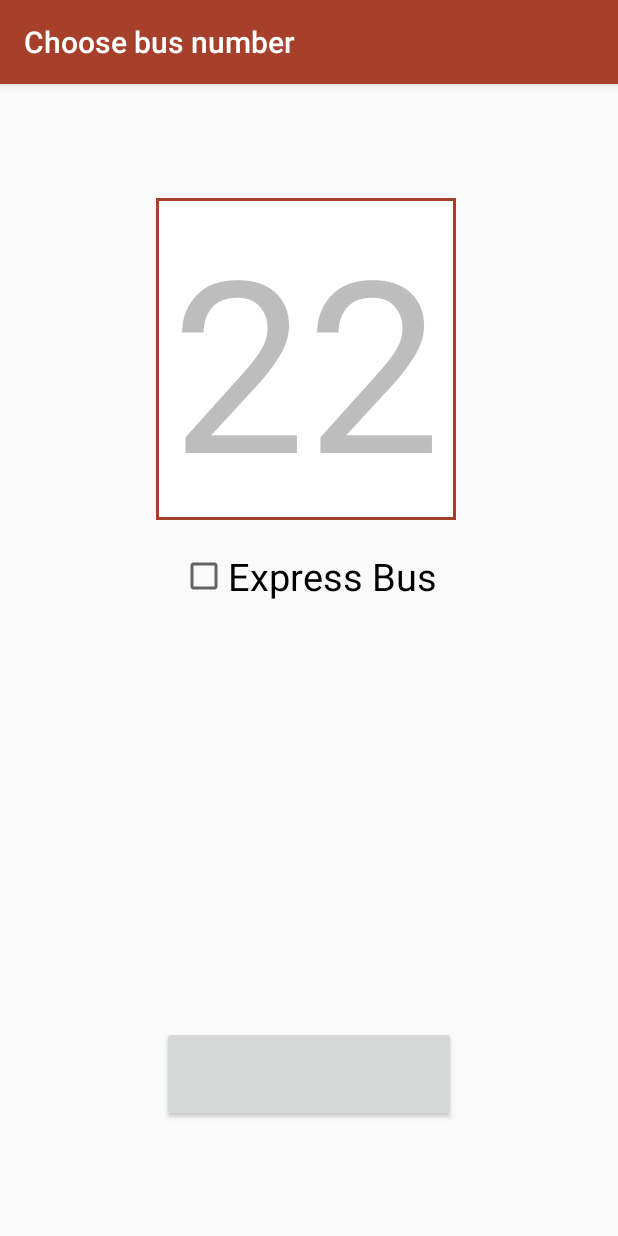
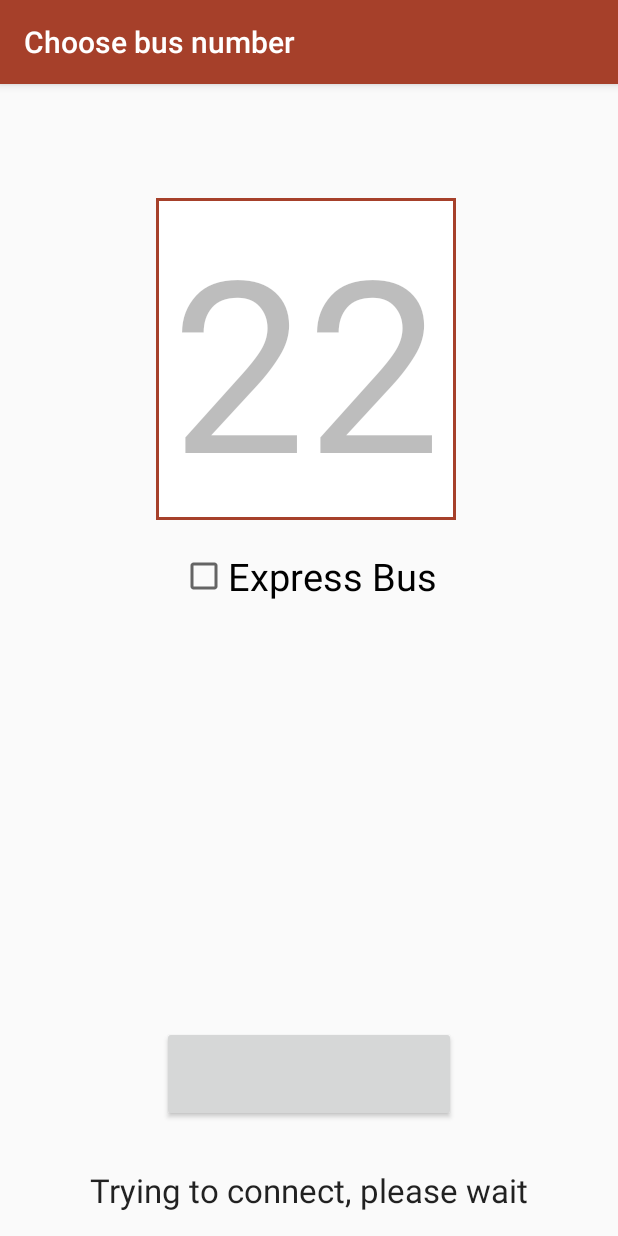
Before and after one commit to kuro-kuris/ec, an Android app: the screen it shows after launch (MainActivity), after a tap on "Confirm bus", on a phone screen of 412 x 824 dp. Run offline under Robolectric (Android 15) with nearby library versions, the light colour scheme and no system bars; libraries missing offline, so code that uses them is left out: com.dd, com.rey.material; plain views replace CheckBox, CircularProgressButton; 6 statements that could not run were skipped.

Commit message:
loads of small changes

```diff
--- a/EdiBus/app/src/main/java/com/example/edibus/JsonParser.java
+++ b/EdiBus/app/src/main/java/com/example/edibus/JsonParser.java
@@ -69,6 +69,7 @@ public class JsonParser extends ListActivity{
 
         public static void setList(List<Pair> aStopList){ stopList = aStopList;}
         public static List<Pair> getList() { return stopList;}
+        public static void setToNull() { stopList = null;}
     }
 
 }
--- a/EdiBus/app/src/main/java/com/example/edibus/Utils.java
+++ b/EdiBus/app/src/main/java/com/example/edibus/Utils.java
@@ -49,7 +49,7 @@ class Utils {
 
         builder.setMessage(message)
 
-                .setPositiveButton("OK",
+                .setPositiveButton("Settings",
                         new DialogInterface.OnClickListener() {
                             public void onClick(DialogInterface d, int id) {
                                 activity.startActivity(new Intent(action));
--- a/EdiBus/app/src/main/res/layout/activity_main.xml
+++ b/EdiBus/app/src/main/res/layout/activity_main.xml
@@ -77,4 +77,15 @@
         android:layout_below="@+id/busNumberEditText"
         android:layout_centerHorizontal="true" />
 
+    <TextView
+        android:layout_width="wrap_content"
+        android:layout_height="wrap_content"
+        android:textAppearance="?android:attr/textAppearanceLarge"
+        android:text=""
+        android:longClickable="false"
+        android:clickable="false"
+        android:id="@+id/loadingMessageTextView"
+        android:layout_alignParentBottom="true"
+        android:layout_centerHorizontal="true" />
+
 </RelativeLayout>
```
Also changed, not shown: EdiBus/app/src/main/java/com/example/edibus/MainActivity.java (+45 -37 lines), EdiBus/app/src/main/java/com/example/edibus/NextStopsAcitivity.java (+9 -2 lines).
